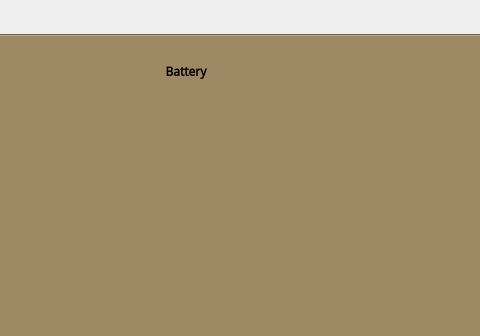
First picture: the form in GroundStation/mainwindow.ui, repository iron-kang/Qt, before the edit; both pictures show x 347 to 827 and y 0 to 336 of the 1366 by 768 pixel window.
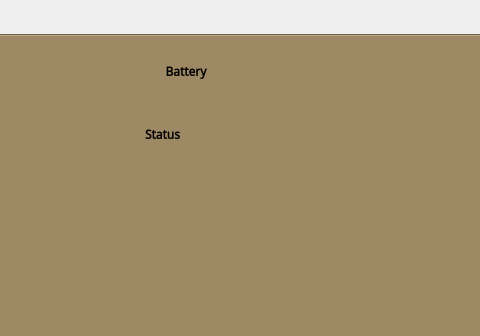
Second picture: the form after the edit. The open tabs and pages were chosen to show the change. Icons and pictures are not drawn. Custom widgets are drawn as their Qt base class.

Commit message: show uav status

Patch:
```diff
--- a/GroundStation/mainwindow.ui
+++ b/GroundStation/mainwindow.ui
@@ -358,6 +358,29 @@
        <pixmap resource="resources.qrc">:/pic/icon-pitch.png</pixmap>
       </property>
      </widget>
+     <widget class="QLabel" name="txt_status">
+      <property name="geometry">
+       <rect>
+        <x>490</x>
+        <y>90</y>
+        <width>191</width>
+        <height>101</height>
+       </rect>
+      </property>
+      <property name="font">
+       <font>
+        <family>Noto Sans Coptic</family>
+        <weight>75</weight>
+        <bold>true</bold>
+       </font>
+      </property>
+      <property name="text">
+       <string>Status</string>
+      </property>
+      <property name="alignment">
+       <set>Qt::AlignLeading|Qt::AlignLeft|Qt::AlignTop</set>
+      </property>
+     </widget>
      <zorder>bg_pitch</zorder>
      <zorder>txt_bat</zorder>
      <zorder>txt_pitch</zorder>
```
Left out of the diff: 3 changed lines with no effect on the pictures. The commit also changes 2 other files.
